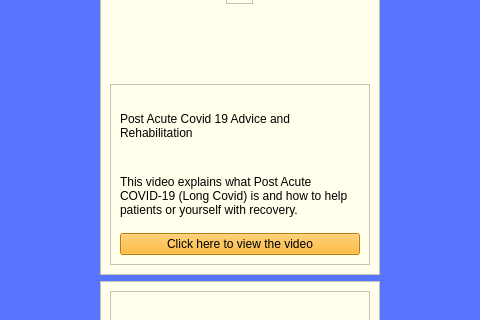
First picture: the form in ui/l_homepage.ui, repository neel-mistry/PoCoH-MiniProj, before the edit; both pictures show x 522 to 1002 and y 252 to 572 of the 1115 by 849 pixel window.
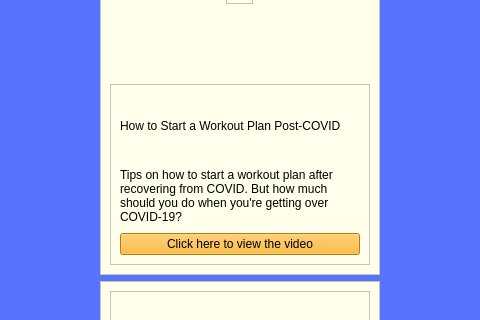
Second picture: the form after the edit. The open tabs and pages were chosen to show the change. Icons and pictures are not drawn.

Diff of the .ui file:
```diff
--- a/ui/l_homepage.ui
+++ b/ui/l_homepage.ui
@@ -511,7 +511,7 @@
                  <property name="geometry">
                   <rect>
                    <x>0</x>
-                   <y>-327</y>
+                   <y>0</y>
                    <width>1020</width>
                    <height>1476</height>
                   </rect>
@@ -999,7 +999,7 @@
                               <string notr="true">font: 600 12pt &quot;Poppins&quot;;</string>
                              </property>
                              <property name="text">
-                              <string>Post Acute Covid 19 Advice and Rehabilitation</string>
+                              <string>How to Start a Workout Plan Post-COVID</string>
                              </property>
                              <property name="wordWrap">
                               <bool>true</bool>
@@ -1012,7 +1012,7 @@
                               <string notr="true">font: 10pt &quot;Poppins&quot;;</string>
                              </property>
                              <property name="text">
-                              <string>This video explains what Post Acute COVID-19 (Long Covid) is and how to help patients or yourself with recovery.</string>
+                              <string>Tips on how to start a workout plan after recovering from COVID. But how much should you do when you're getting over COVID-19? </string>
                              </property>
                              <property name="wordWrap">
                               <bool>true</bool>
```
Left out of the diff: 45 changed lines with no effect on the pictures.
